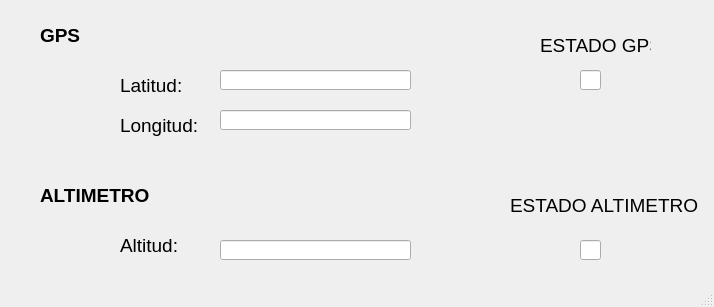
The window that piloto.ui (ShadowNK/ProyectoDistribuidasV2) describes before a commit, drawn with Qt 5.
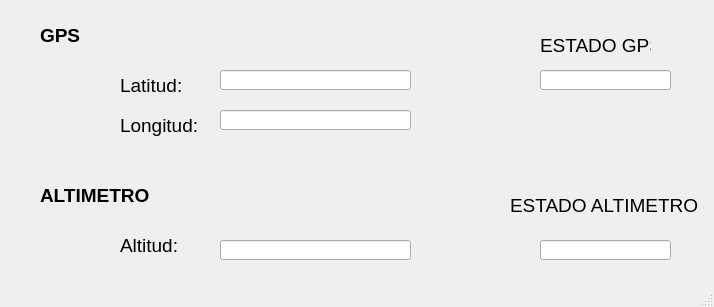
The same window after the commit.

Diff of the .ui file:
```diff
--- a/piloto.ui
+++ b/piloto.ui
@@ -186,9 +186,9 @@
    <widget class="QLineEdit" name="txtAlertAlt">
     <property name="geometry">
      <rect>
-      <x>580</x>
+      <x>540</x>
       <y>240</y>
-      <width>21</width>
+      <width>131</width>
       <height>20</height>
      </rect>
     </property>
@@ -199,15 +199,18 @@
    <widget class="QLineEdit" name="txtAlertGPS">
     <property name="geometry">
      <rect>
-      <x>580</x>
+      <x>540</x>
       <y>70</y>
-      <width>21</width>
+      <width>131</width>
       <height>20</height>
      </rect>
     </property>
     <property name="mouseTracking">
      <bool>false</bool>
     </property>
+    <property name="layoutDirection">
+     <enum>Qt::LeftToRight</enum>
+    </property>
     <property name="readOnly">
      <bool>true</bool>
     </property>
```
